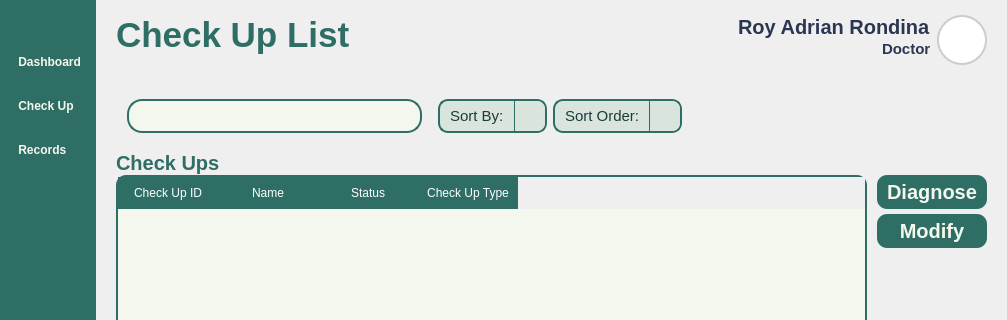
This is Views/Doctor_Records.ui in VinsmokeSanji69/COVACHA_CLINIC_SYSTEM as Qt 5 draws it before an edit; both pictures show x 0 to 1007 and y 0 to 320 of the 1007 by 806 pixel window. The edited form follows.
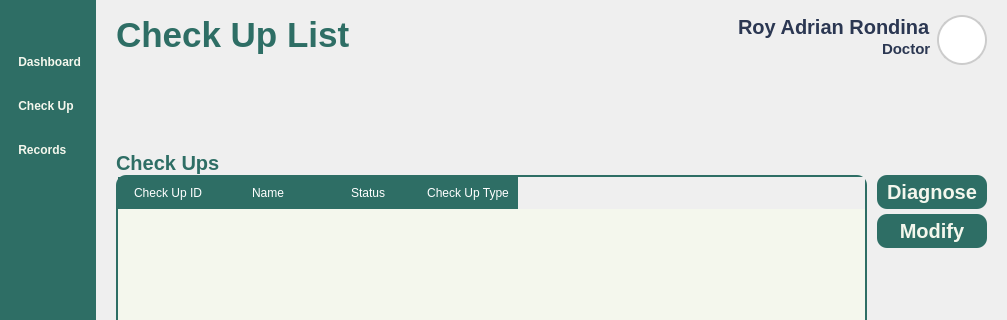
This is the edited form. Icons and pictures are not drawn.

The edit to the form file:
```diff
--- a/Views/Doctor_Records.ui
+++ b/Views/Doctor_Records.ui
@@ -512,179 +512,6 @@
             <property name="bottomMargin">
              <number>11</number>
             </property>
-            <item>
-             <widget class="QWidget" name="SearchBar" native="true">
-              <property name="sizePolicy">
-               <sizepolicy hsizetype="Expanding" vsizetype="Fixed">
-                <horstretch>0</horstretch>
-                <verstretch>0</verstretch>
-               </sizepolicy>
-              </property>
-              <property name="styleSheet">
-               <string notr="true">#SearchBar {
-	background-color: #F4F7ED;
-	border: 2px solid #2E6E65;
-    border-radius: 15px;
-}
-#Search{
-	background-color: transparent ;
-	font: 300 14pt &quot;Lexend Light&quot;;
-}</string>
-              </property>
-              <layout class="QHBoxLayout" name="horizontalLayout_4">
-               <property name="spacing">
-                <number>0</number>
-               </property>
-               <property name="topMargin">
-                <number>5</number>
-               </property>
-               <property name="rightMargin">
-                <number>0</number>
-               </property>
-               <property name="bottomMargin">
-                <number>5</number>
-               </property>
-               <item alignment="Qt::AlignLeft">
-                <widget class="QPushButton" name="SearchButton">
-                 <property name="sizePolicy">
-                  <sizepolicy hsizetype="Maximum" vsizetype="Maximum">
-                   <horstretch>0</horstretch>
-                   <verstretch>0</verstretch>
-                  </sizepolicy>
-                 </property>
-                 <property name="text">
-                  <string/>
-                 </property>
-                 <property name="icon">
-                  <iconset resource="../Images/resources.qrc">
-                   <normaloff>:/icons/icons/search.svg</normaloff>:/icons/icons/search.svg</iconset>
-                 </property>
-                 <property name="iconSize">
-                  <size>
-                   <width>35</width>
-                   <height>35</height>
-                  </size>
-                 </property>
-                </widget>
-               </item>
-               <item>
-                <widget class="QLineEdit" name="Search"/>
-               </item>
-              </layout>
-             </widget>
-            </item>
-            <item>
-             <spacer name="horizontalSpacer_2">
-              <property name="orientation">
-               <enum>Qt::Horizontal</enum>
-              </property>
-              <property name="sizeType">
-               <enum>QSizePolicy::Maximum</enum>
-              </property>
-              <property name="sizeHint" stdset="0">
-               <size>
-                <width>10</width>
-                <height>20</height>
-               </size>
-              </property>
-             </spacer>
-            </item>
-            <item>
-             <widget class="QComboBox" name="SortByBox">
-              <property name="styleSheet">
-               <string notr="true">QComboBox {
-    background-color: #D9E4DC;
-    border: 2px solid #2E6E65;
-    border-radius: 10px;
-    padding: 5px 10px;
-	font: 300 12pt &quot;Lexend Light&quot;;
-}
-QComboBox::drop-down {
-    subcontrol-origin: padding;
-    subcontrol-position: top right;
-    width: 30px;
-    border-left: 1px solid #2E6E65;
-    background-color: #D9E4DC;
-    border-top-right-radius: 8px;
-    border-bottom-right-radius: 8px;
-}
-QComboBox::down-arrow {
-    image: url(:/icons/icons/chevron-down.svg);
-    width: 20px;
-    height: 20px;
-}
-QComboBox QAbstractItemView {
-    background-color: #F4F7ED;
-    selection-background-color: #CCE3D0;
-    border: 1px solid #2E6E65;
-    border-radius: 2px;
-    outline: 0;
-	font: 300 12pt &quot;Lexend Light&quot;;
-}</string>
-              </property>
-              <item>
-               <property name="text">
-                <string>Sort By:</string>
-               </property>
-              </item>
-             </widget>
-            </item>
-            <item>
-             <widget class="QComboBox" name="SortOrderBox">
-              <property name="styleSheet">
-               <string notr="true">QComboBox {
-    background-color: #D9E4DC;
-    border: 2px solid #2E6E65;
-    border-radius: 10px;
-    padding: 5px 10px;
-	font: 300 12pt &quot;Lexend Light&quot;;
-}
-QComboBox::drop-down {
-    subcontrol-origin: padding;
-    subcontrol-position: top right;
-    width: 30px;
-    border-left: 1px solid #2E6E65;
-    background-color: #D9E4DC;
-    border-top-right-radius: 8px;
-    border-bottom-right-radius: 8px;
-}
-QComboBox::down-arrow {
-    image: url(:/icons/icons/chevron-down.svg);
-    width: 20px;
-    height: 20px;
-}
-QComboBox QAbstractItemView {
-    background-color: #F4F7ED;
-    selection-background-color: #CCE3D0;
-    border: 1px solid #2E6E65;
-    border-radius: 2px;
-    outline: 0;
-	font: 300 12pt &quot;Lexend Light&quot;;
-}</string>
-              </property>
-              <item>
-               <property name="text">
-                <string>Sort Order:</string>
-               </property>
-              </item>
-             </widget>
-            </item>
-            <item>
-             <spacer name="horizontalSpacer">
-              <property name="orientation">
-               <enum>Qt::Horizontal</enum>
-              </property>
-              <property name="sizeType">
-               <enum>QSizePolicy::Expanding</enum>
-              </property>
-              <property name="sizeHint" stdset="0">
-               <size>
-                <width>100</width>
-                <height>20</height>
-               </size>
-              </property>
-             </spacer>
-            </item>
            </layout>
           </widget>
          </item>
```
